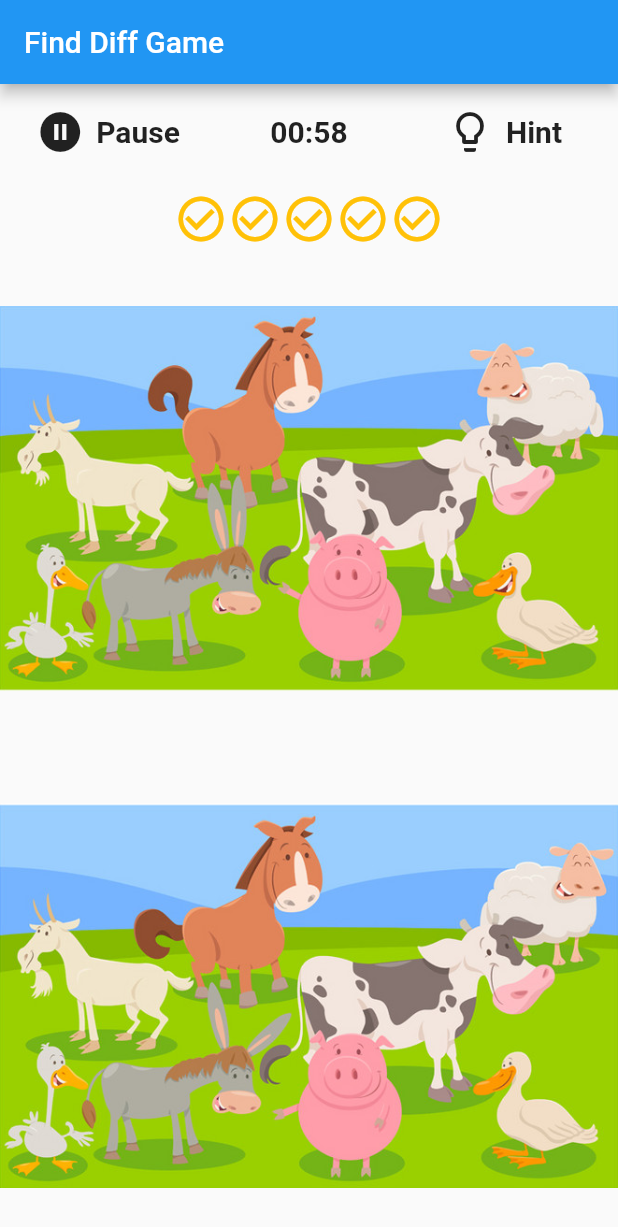
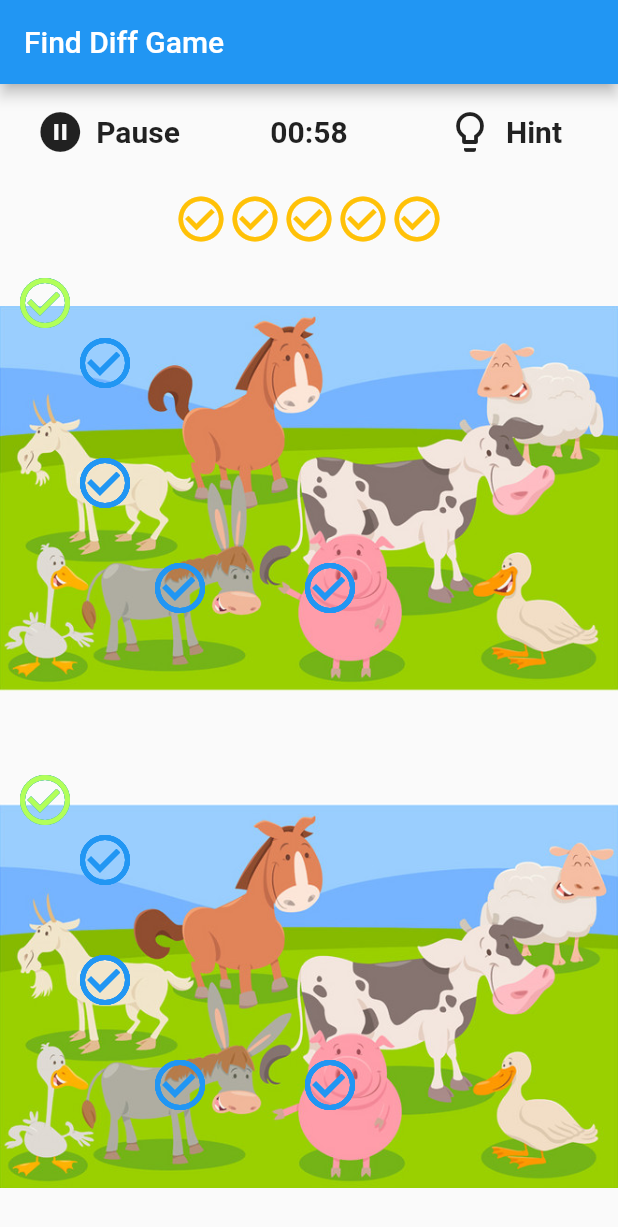
Before and after one commit to hoajb/FindDiffGame, a Flutter app: the screen it shows after launch, after a tap on "Play", after a tap on "Hint", on a phone screen of 412 x 824 dp. Shown: the top 1227 px of the screen. Run offline on Flutter 3.47's test engine with Material 2 defaults, Android fonts, the light colour scheme and no system bars; our stand-ins replace fluttertoast.

Commit message:
game part 2 - data check, hint

```diff
--- a/lib/game/circle_checked.dart
+++ b/lib/game/circle_checked.dart
@@ -16,3 +16,27 @@ class _CircleCheckedState extends State<CircleChecked> {
     );
   }
 }
+
+class CircleHintChecked extends StatefulWidget {
+  Color color;
+
+  CircleHintChecked(this.color);
+
+  @override
+  _CircleHintCheckedState createState() => _CircleHintCheckedState(this.color);
+}
+
+class _CircleHintCheckedState extends State<CircleHintChecked> {
+  Color color;
+
+  _CircleHintCheckedState(this.color);
+
+  @override
+  Widget build(BuildContext context) {
+    return Icon(
+      Icons.check_circle_outline,
+      color: color,
+      size: CIRCLE_CHECK_SIZE,
+    );
+  }
+}
--- a/lib/game/game_board.dart
+++ b/lib/game/game_board.dart
@@ -2,8 +2,10 @@ import 'dart:async';
 import 'dart:ui';
 
 import 'package:flutter/material.dart';
+import 'package:fluttertoast/fluttertoast.dart';
 
 import 'circle_checked.dart';
+import 'game_data.dart';
 import 'settings.dart';
 import 'start_display.dart';
 
@@ -19,8 +21,14 @@ class _GameBoardState extends State<GameBoard> {
   GameState _gameState = GameState.STATE_IDE;
   List<Widget> _listChecked = new List();
 
+  List<Widget> _listHintChecked = new List();
+
+  Widget _hintWidget = Container();
+
   Timer _timeHelper;
   int _timeCountDown = TIME_COUNT;
+
+  GameData _gameData = GameData.fakeImage3();
 
   void startTimer() {
     const oneSec = const Duration(seconds: 1);
@@ -48,11 +56,17 @@ class _GameBoardState extends State<GameBoard> {
       posx = localOffset.dx - CIRCLE_CHECK_SIZE / 2;
       posy = localOffset.dy - CIRCLE_CHECK_SIZE / 2;
 
-      _addCheckedWidget();
+      if (_gameData.isTouchInRect(Rect(posx, posy)))
+        _addCheckedWidget();
+      else
+        _showToast("Failed");
+    } else {
+      _showToast("Click Play to Start");
     }
   }
 
   void _addCheckedWidget() {
+    _clearHint();
     if (_checkedCount < NUM_DIFF) {
       setState(() {
         _listChecked.add(Positioned(
@@ -61,8 +75,36 @@ class _GameBoardState extends State<GameBoard> {
           top: posy,
         ));
         _checkedCount++;
+
+        if (_checkedCount == NUM_DIFF) {
+          _showToast("Bravo Done");
+
+          _timeHelper.cancel();
+        }
       });
     }
+  }
+
+  void _listHintCheckedWidget() {
+    for (Rect rect in _gameData.listRect) {
+      _listHintChecked.add(Positioned(
+        child: CircleHintChecked(Colors.blue),
+        left: rect.x,
+        top: rect.y,
+      ));
+    }
+  }
+
+  void _makeHint(Rect rect) {
+    _hintWidget = Positioned(
+      child: CircleHintChecked(Colors.lightGreenAccent),
+      left: rect.x,
+      top: rect.y,
+    );
+  }
+
+  void _clearHint() {
+    _hintWidget = Container();
   }
 
   bool _isPlaying() {
@@ -73,9 +115,25 @@ class _GameBoardState extends State<GameBoard> {
     return _gameState == GameState.STATE_STOP;
   }
 
+  bool _isIDE() {
+    return _gameState == GameState.STATE_IDE;
+  }
+
   void _clean() {
     _checkedCount = 0;
     _listChecked.clear();
+  }
+
+  void _showToast(String mess) {
+    print('$mess');
+    Fluttertoast.showToast(
+        msg: mess,
+        toastLength: Toast.LENGTH_SHORT,
+        gravity: ToastGravity.BOTTOM,
+        timeInSecForIos: 1,
+        backgroundColor: Colors.black54,
+        textColor: Colors.white,
+        fontSize: 16.0);
   }
 
   @override
@@ -85,6 +143,8 @@ class _GameBoardState extends State<GameBoard> {
   }
 
   Widget _createGroupImage(String path) {
+    if (_isIDE()) return Container();
+
     return Expanded(
       flex: 1,
       child: GestureDetector(
@@ -92,8 +152,12 @@ class _GameBoardState extends State<GameBoard> {
         child: Stack(fit: StackFit.expand, children: <Widget>[
           Image.asset(path),
           _isPlaying()
+              ? Stack(fit: StackFit.expand, children: _listHintChecked)
+              : Container(),
+          _isPlaying()
               ? Stack(fit: StackFit.expand, children: _listChecked)
               : Container(),
+          _hintWidget,
           _isStop()
               ? ClipRect(
                   child: BackdropFilter(
@@ -117,6 +181,7 @@ class _GameBoardState extends State<GameBoard> {
 
   @override
   Widget build(BuildContext context) {
+    _listHintCheckedWidget();
     return Scaffold(
       appBar: AppBar(
         title: Text("Find Diff Game"),
@@ -164,7 +229,9 @@ class _GameBoardState extends State<GameBoard> {
                 ),
                 Expanded(
                   child: FlatButton.icon(
-                      onPressed: () {},
+                      onPressed: () {
+                        _makeHint(_gameData.getFirstUncheckedRect());
+                      },
                       icon: Icon(
                         Icons.lightbulb_outline,
                         size: 32,
@@ -188,11 +255,11 @@ class _GameBoardState extends State<GameBoard> {
               child: StarDisplay(value: _checkedCount),
             ),
           ),
-          _createGroupImage("images/Image3a.png"),
+          _createGroupImage(_gameData.urlA),
           SizedBox(
             height: 10,
           ),
-          _createGroupImage("images/Image3b.png"),
+          _createGroupImage(_gameData.urlB),
         ],
       ),
     );
--- /dev/null
+++ b/lib/game/game_data.dart
@@ -0,0 +1,63 @@
+import 'dart:math';
+
+import 'settings.dart';
+
+class GameData {
+  String urlA = "";
+  String urlB = "";
+  List<Rect> listRect = List();
+
+  bool isTouchInRect(Rect touch) {
+    for (Rect rect in listRect) {
+      if (!rect.checked &&
+          rect.getRangeX(RANGE_TOUCH).inRange(touch.x) &&
+          rect.getRangeY(RANGE_TOUCH).inRange(touch.y)) {
+        rect.checked = true;
+        return true;
+      }
+    }
+    return false;
+  }
+
+  Rect getFirstUncheckedRect() {
+    return listRect.firstWhere((rect) => !rect.checked, orElse: () => null);
+  }
+
+  GameData.fakeImage3() {
+    urlA = 'images/Image3a.png';
+    urlB = 'images/Image3b.png';
+    listRect.add(Rect(10, 10));
+    listRect.add(Rect(50, 50));
+    listRect.add(Rect(200, 200));
+    listRect.add(Rect(100, 200));
+    listRect.add(Rect(50, 130));
+  }
+}
+
+class Rect {
+  bool checked = false;
+
+  double x;
+  double y;
+
+  Range getRangeX(double num) {
+    return Range(x - num, x + num);
+  }
+
+  Range getRangeY(double num) {
+    return Range(max(y - num, 0), y + num);
+  }
+
+  Rect(this.x, this.y);
+}
+
+class Range {
+  double min;
+  double max;
+
+  Range(this.min, this.max);
+
+  bool inRange(double num) {
+    return min <= num && num <= max;
+  }
+}
--- a/lib/game/settings.dart
+++ b/lib/game/settings.dart
@@ -1,6 +1,7 @@
-const double CIRCLE_CHECK_SIZE = 50.0;
+const double CIRCLE_CHECK_SIZE = 40.0;
 const int NUM_DIFF = 5;
 const int TIME_COUNT = 60;
+const double RANGE_TOUCH = 10.0;
 
 const double BLUR_BACKGROUND = 5.0;
 
--- a/pubspec.yaml
+++ b/pubspec.yaml
@@ -20,9 +20,11 @@ dependencies:
   flutter:
     sdk: flutter
 
+
   # The following adds the Cupertino Icons font to your application.
   # Use with the CupertinoIcons class for iOS style icons.
   cupertino_icons: ^0.1.2
+  fluttertoast: ^3.1.0
 
 dev_dependencies:
   flutter_test:
```
Also changed, not shown: 3 other files.
